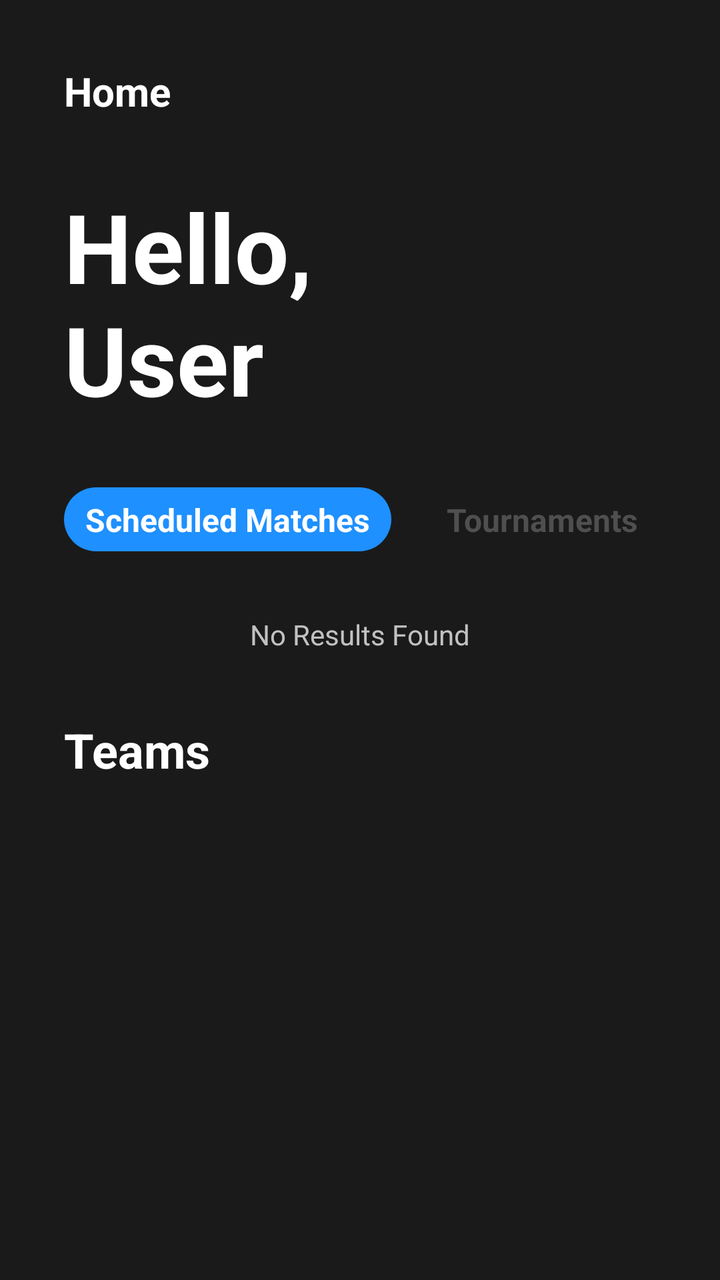
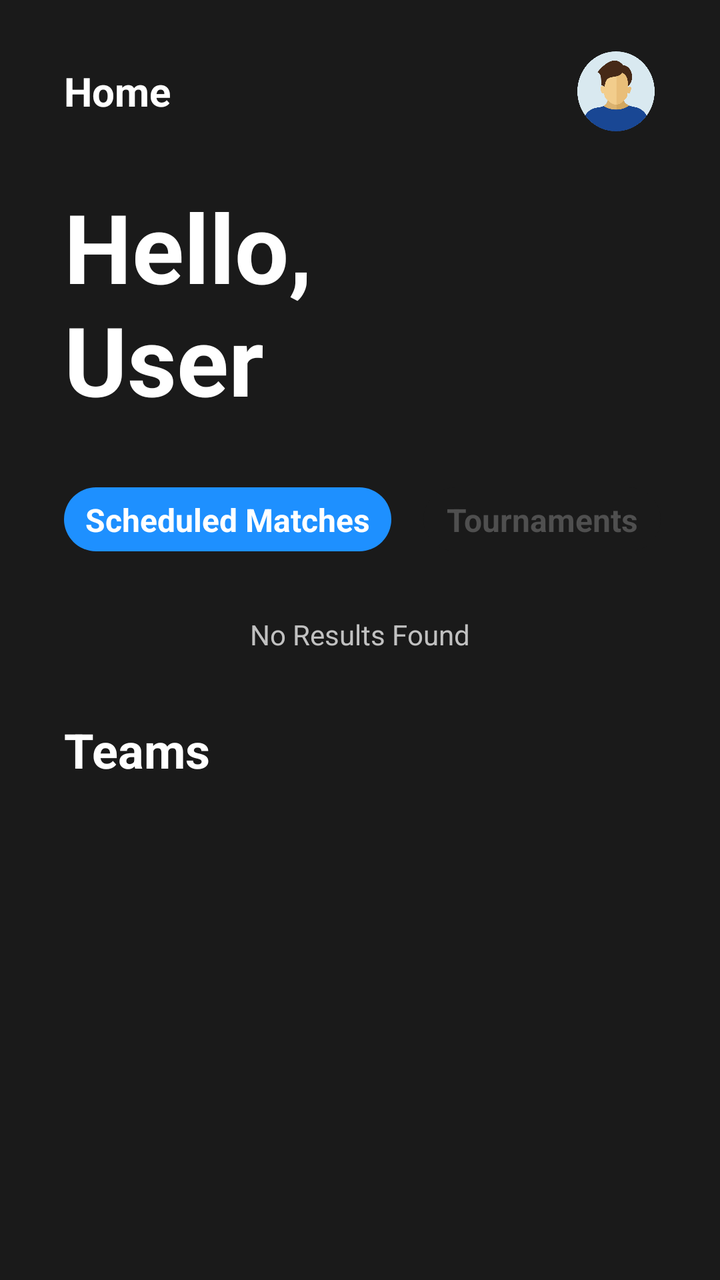

Compare the two renders of this Android layout. The source of the first and the diff that turns it into the second are given below.
<!-- AndroidManifest.xml: application theme Theme.AppCompat.Light.NoActionBar -->
<!-- res/layout/activity_home.xml -->
<?xml version="1.0" encoding="utf-8"?>
<androidx.constraintlayout.widget.ConstraintLayout xmlns:android="http://schemas.android.com/apk/res/android"
    xmlns:app="http://schemas.android.com/apk/res-auto"
    xmlns:tools="http://schemas.android.com/tools"
    android:id="@+id/main"
    android:layout_width="match_parent"
    android:layout_height="match_parent"
    android:background="#1A1A1A"
    tools:context=".HomeActivity">

    <LinearLayout
        android:id="@+id/tournamentsTV"
        android:layout_width="wrap_content"
        android:layout_height="32dp"
        android:layout_marginStart="16dp"
        android:layout_marginTop="32dp"
        android:background="@drawable/rounded_button_black_nostroke"
        android:gravity="center"
        android:orientation="horizontal"
        android:padding="12dp"
        app:layout_constraintStart_toEndOf="@+id/scheduledTV"
        app:layout_constraintTop_toBottomOf="@+id/homeText2">

        <TextView
            android:layout_width="wrap_content"
            android:layout_height="wrap_content"
            android:text="Tournaments"
            android:textColor="#FFFFFF"
            android:textSize="16sp"
            android:visibility="invisible" />
    </LinearLayout>

    <LinearLayout
        android:id="@+id/scheduledTV"
        android:layout_width="wrap_content"
        android:layout_height="32dp"
        android:layout_marginStart="32dp"
        android:layout_marginTop="32dp"
        android:background="@drawable/rounded_button"
        android:gravity="center"
        android:orientation="horizontal"
        android:padding="12dp"
        app:layout_constraintStart_toStartOf="parent"
        app:layout_constraintTop_toBottomOf="@+id/homeText2">

        <TextView
            android:layout_width="wrap_content"
            android:layout_height="wrap_content"
            android:text="Scheduled Matches"
            android:textColor="#FFFFFF"
            android:textSize="16sp"
            android:visibility="invisible" />
    </LinearLayout>

    <TextView
        android:id="@+id/homeText"
        android:layout_width="wrap_content"
        android:layout_height="wrap_content"
        android:layout_marginStart="32dp"
        android:layout_marginTop="32dp"
        android:text="Home"
        android:textColor="#FFFFFF"
        android:textSize="20sp"
        android:textStyle="bold"
        app:layout_constraintStart_toStartOf="parent"
        app:layout_constraintTop_toTopOf="parent" />

    <TextView
        android:id="@+id/homeText2"
        android:layout_width="wrap_content"
        android:layout_height="wrap_content"
        android:layout_marginStart="32dp"
        android:layout_marginTop="32dp"
        android:text="Hello,\nUser"
        android:textColor="#FFFFFF"
        android:textSize="48sp"
        android:textStyle="bold"
        android:visibility="visible"
        app:layout_constraintStart_toStartOf="parent"
        app:layout_constraintTop_toBottomOf="@+id/homeText" />

    <TextView
        android:id="@+id/tournamentsText"
        android:layout_width="wrap_content"
        android:layout_height="wrap_content"
        android:text="Tournaments"
        android:textColor="#4F4F4F"
        android:textSize="16sp"
        android:textStyle="bold"
        app:layout_constraintBottom_toBottomOf="@+id/tournamentsTV"
        app:layout_constraintEnd_toEndOf="@+id/tournamentsTV"
        app:layout_constraintStart_toStartOf="@+id/tournamentsTV"
        app:layout_constraintTop_toTopOf="@+id/tournamentsTV" />

    <TextView
        android:id="@+id/scheduledText"
        android:layout_width="wrap_content"
        android:layout_height="wrap_content"
        android:text="Scheduled Matches"
        android:textColor="#FFFFFF"
        android:textSize="16sp"
        android:textStyle="bold"
        app:layout_constraintBottom_toBottomOf="@+id/scheduledTV"
        app:layout_constraintEnd_toEndOf="@+id/scheduledTV"
        app:layout_constraintStart_toStartOf="@+id/scheduledTV"
        app:layout_constraintTop_toTopOf="@+id/scheduledTV" />

    <TextView
        android:id="@+id/noResultsText"
        android:layout_width="wrap_content"
        android:layout_height="wrap_content"
        android:layout_marginTop="32dp"
        android:text="No Results Found"
        android:textColor="#C1C1C1"
        android:textStyle="normal"
        app:layout_constraintEnd_toEndOf="parent"
        app:layout_constraintStart_toStartOf="parent"
        app:layout_constraintTop_toBottomOf="@+id/scheduledTV" />

    <TextView
        android:id="@+id/TeamsText"
        android:layout_width="wrap_content"
        android:layout_height="wrap_content"
        android:layout_marginStart="32dp"
        android:layout_marginTop="32dp"
        android:text="Teams"
        android:textColor="#FFFFFF"
        android:textSize="24sp"
        android:textStyle="bold"
        app:layout_constraintStart_toStartOf="parent"
        app:layout_constraintTop_toBottomOf="@+id/noResultsText" />

    <ImageView
        android:id="@+id/addBtnBg"
        android:layout_width="60dp"
        android:layout_height="60dp"
        android:layout_marginEnd="32dp"
        android:layout_marginBottom="32dp"
        app:layout_constraintBottom_toBottomOf="parent"
        app:layout_constraintEnd_toEndOf="parent"
        app:srcCompat="@drawable/blue_circle" />

    <ImageView
        android:id="@+id/profilePic"
        android:layout_width="40dp"
        android:layout_height="40dp"
        android:layout_marginEnd="32dp"
        app:layout_constraintBottom_toBottomOf="@+id/homeText"
        app:layout_constraintEnd_toEndOf="parent"
        app:layout_constraintTop_toTopOf="@+id/homeText"
        app:srcCompat="@drawable/profileicon" />

    <ImageView
        android:id="@+id/addButtonOverlay"
        android:layout_width="0dp"
        android:layout_height="0dp"
        android:layout_marginStart="16dp"
        android:layout_marginTop="16dp"
        android:layout_marginEnd="16dp"
        android:layout_marginBottom="16dp"
        android:tint="#FBFBFB"
        app:layout_constraintBottom_toBottomOf="@+id/addBtnBg"
        app:layout_constraintEnd_toEndOf="@+id/addBtnBg"
        app:layout_constraintStart_toStartOf="@+id/addBtnBg"
        app:layout_constraintTop_toTopOf="@+id/addBtnBg"
        app:srcCompat="@android:drawable/ic_input_add" />

</androidx.constraintlayout.widget.ConstraintLayout>
<!-- resources referenced by this layout -->
<resources>
  <!-- drawable blue_circle (drawable) -->
  <?xml version="1.0" encoding="utf-8"?>
  <shape xmlns:android="http://schemas.android.com/apk/res/android"
      android:shape="oval">
  
      <solid android:color="#1E90FF"/>
  
      <size
          android:width="100dp"
          android:height="100dp"/>
  
  </shape>
  <!-- drawable profileicon: png bitmap (drawable, 9190 bytes) -->
  <!-- drawable rounded_button (drawable) -->
  <shape xmlns:android="http://schemas.android.com/apk/res/android">
      <solid android:color="#1E90FF"/>
      <corners android:radius="16dp"/>
      <padding
          android:left="16dp"
          android:right="16dp"
          android:top="10dp"
          android:bottom="10dp"/>
  </shape>
  <!-- drawable rounded_button_black_nostroke (drawable) -->
  <shape xmlns:android="http://schemas.android.com/apk/res/android">
      <solid android:color="#1A1A1A"/>
      <corners android:radius="16dp"/>
      <padding
          android:left="16dp"
          android:right="16dp"
          android:top="10dp"
          android:bottom="10dp"/>
  </shape>
</resources>

<!-- the commit's change to res/layout/activity_home.xml (unified diff, before → after) -->
@@ -140,15 +140,16 @@
         app:layout_constraintEnd_toEndOf="parent"
         app:srcCompat="@drawable/blue_circle" />
 
-    <ImageView
+    <com.google.android.material.imageview.ShapeableImageView
         android:id="@+id/profilePic"
+        style="@style/RoundedImage"
         android:layout_width="40dp"
         android:layout_height="40dp"
         android:layout_marginEnd="32dp"
         app:layout_constraintBottom_toBottomOf="@+id/homeText"
         app:layout_constraintEnd_toEndOf="parent"
         app:layout_constraintTop_toTopOf="@+id/homeText"
-        app:srcCompat="@drawable/profileicon" />
+        app:srcCompat="@drawable/man" />
 
     <ImageView
         android:id="@+id/addButtonOverlay"
@@ -158,7 +159,7 @@
         android:layout_marginTop="16dp"
         android:layout_marginEnd="16dp"
         android:layout_marginBottom="16dp"
-        android:tint="#FBFBFB"
+        app:tint="#FBFBFB"
         app:layout_constraintBottom_toBottomOf="@+id/addBtnBg"
         app:layout_constraintEnd_toEndOf="@+id/addBtnBg"
         app:layout_constraintStart_toStartOf="@+id/addBtnBg"
<!-- resource entries referenced after the edit -->
@@ -12,7 +12,7 @@
           android:height="100dp"/>
   
   </shape>
-  <!-- drawable profileicon: png bitmap (drawable, 9190 bytes) -->
+  <!-- drawable man: png bitmap (drawable, 16637 bytes) -->
   <!-- drawable rounded_button (drawable) -->
   <shape xmlns:android="http://schemas.android.com/apk/res/android">
       <solid android:color="#1E90FF"/>
@@ -33,5 +33,12 @@
           android:top="10dp"
           android:bottom="10dp"/>
   </shape>
+  <style name="RoundedImage">
+          <item name="shapeAppearanceOverlay">@style/RoundedCorners</item>
+      </style>
+  <style name="RoundedCorners">
+          <item name="cornerFamily">rounded</item>
+          <item name="cornerSize">50%</item> 
+      </style>
 </resources>
 
